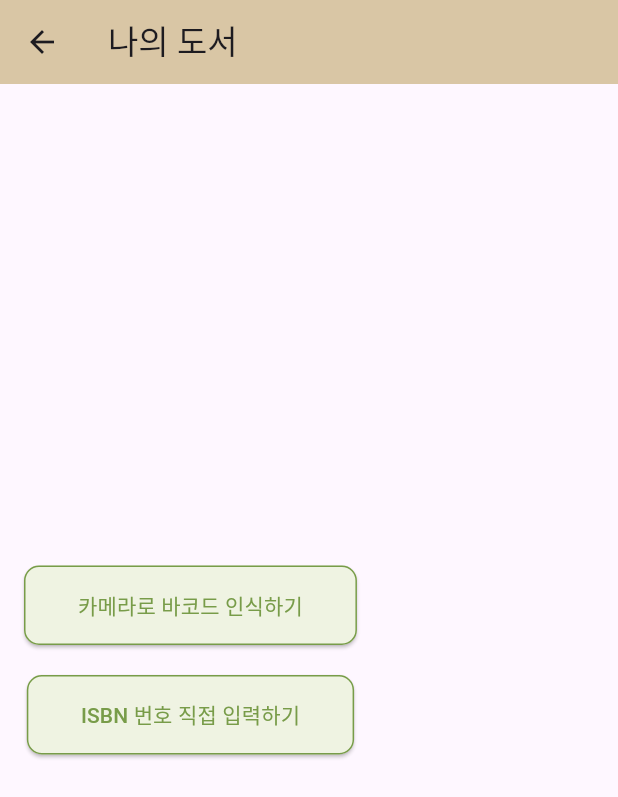
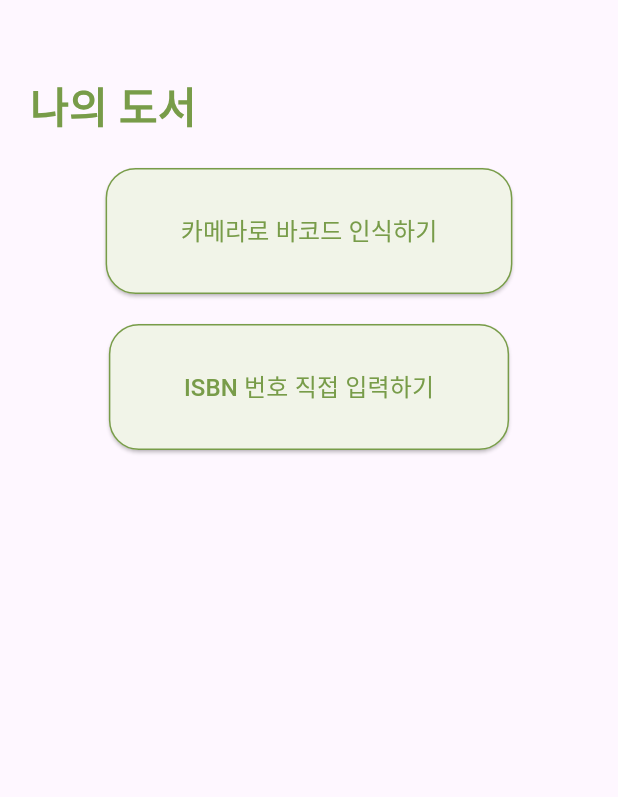
Before and after one commit to yangseoh22/capstone_bookgrow_App, a Flutter app: the MyBooks screen opened directly, scrolled down 126 dp, after a tap on "새로운 도서 등록하러 가기", on a phone screen of 412 x 824 dp. Shown: the top 797 px of the screen. Run offline on Flutter 3.47's test engine with Material 3 defaults, Android fonts, the phone set to English and light mode, and no system bars; our stand-ins replace get, logger; missing offline and left inert: barcode_scan2.

Commit message:
TASK #4 : 나의 도서 - 도서 등록 페이지를 추가하였습니다.

```diff
--- a/lib/mybooks/barcode_scan.dart
+++ b/lib/mybooks/barcode_scan.dart
@@ -1,120 +1,206 @@
 import 'package:flutter/material.dart';
 import 'package:barcode_scan2/barcode_scan2.dart';
 import 'package:logger/logger.dart';
-import 'book_info.dart';
+import 'package:http/http.dart' as http;
+import 'package:xml/xml.dart' as xml;
+import 'add_book.dart';
 
 // Logger 인스턴스 생성
 var logger = Logger();
 
-class BarcodeScanExample extends StatefulWidget {
+class BookScannerPage extends StatefulWidget {
   @override
-  _BarcodeScanExampleState createState() => _BarcodeScanExampleState();
+  _BookScannerPageState createState() => _BookScannerPageState();
 }
 
-class _BarcodeScanExampleState extends State<BarcodeScanExample> {
-  String barcode = "";  // 스캔된 바코드 결과를 저장할 변수
-  String isbnInput = "";  // 사용자가 입력한 ISBN을 저장할 변수
-  String apiUrl = "";  // ISBN으로 조합된 API URL을 저장할 변수
-  final String apiKey = "e1adc23dd4ac04e3d70203811977a0a5b98a61a61eeb7593d517e459b466cab6";  // 인증된 국립중앙도서관 API 키
-  final TextEditingController isbnController = TextEditingController();  // ISBN 입력 필드 컨트롤러
+class _BookScannerPageState extends State<BookScannerPage> {
+  String barcode = "";
+  String isbnInput = "";
+  String apiUrl = "";
+  final String apiKey = "e1adc23dd4ac04e3d70203811977a0a5b98a61a61eeb7593d517e459b466cab6";
+  final TextEditingController isbnController = TextEditingController();
 
-  // 바코드 스캔 메서드
+  Map<String, dynamic> bookInfo = {};
+  bool isLoading = false;
+  bool isCompleted = false;
+
   Future<void> scanBarcode() async {
     try {
-      logger.i("바코드 스캔 시작");  // 정보 로그
+      logger.i("바코드 스캔 시작");
       var result = await BarcodeScanner.scan();
       setState(() {
-        barcode = result.rawContent;  // 스캔된 바코드 데이터를 화면에 표시
-        isbnInput = barcode;  // 스캔된 바코드를 ISBN 입력 필드에 반영
-        apiUrl = _generateApiUrl(barcode);  // 스캔된 ISBN을 이용해 API URL 생성
-        logger.i("스캔된 바코드: $barcode");  // 정보 로그
-        logger.i("생성된 API URL: $apiUrl");  // 정보 로그
+        barcode = result.rawContent;
+        isbnInput = barcode;
+        apiUrl = _generateApiUrl(barcode);
       });
       if (apiUrl.isNotEmpty) {
-        logger.i("API 요청을 위해 페이지 이동");
-        Navigator.push(
-          context,
-          MaterialPageRoute(
-            builder: (context) => BookInfoPage(apiUrl: apiUrl),
-          ),
-        );
+        fetchBookInfo();
       }
     } catch (e) {
       setState(() {
         barcode = "바코드 인식 실패: $e";
-        logger.e("바코드 스캔 실패: $e");  // 오류 로그
+        logger.e("바코드 스캔 실패: $e");
       });
     }
   }
 
-  // ISBN 입력에 따라 API 요청
   void searchBook() {
+    if (isbnController.text.isNotEmpty) {
       setState(() {
-      apiUrl = _generateApiUrl(isbnController.text);
+        isbnInput = isbnController.text;
+        apiUrl = _generateApiUrl(isbnInput);
       });
       if (apiUrl.isNotEmpty) {
-      logger.i("ISBN 입력에 따른 API 요청: $apiUrl");
-      Navigator.push(
-        context,
-        MaterialPageRoute(
-          builder: (context) => BookInfoPage(apiUrl: apiUrl),
-        ),
-      );
+        fetchBookInfo();
+      }
     }
   }
 
-  // 국립중앙도서관 ISBN API URL 조합 메서드
   String _generateApiUrl(String isbn) {
     const baseUrl = 'https://www.nl.go.kr/NL/search/openApi/search.do';
     return '$baseUrl?key=$apiKey&kwd=$isbn';
   }
 
+  Future<void> fetchBookInfo() async {
+    setState(() {
+      isLoading = true;
+    });
+    try {
+      final response = await http.get(Uri.parse(apiUrl));
+      if (response.statusCode == 200) {
+        final document = xml.XmlDocument.parse(response.body);
+        setState(() {
+          bookInfo = {
+            'title': _getXmlElementText(document, 'title_info'),
+            'author': _getXmlElementText(document, 'author_info'),
+            'publisher': _getXmlElementText(document, 'pub_info'),
+            'publication_year': _getXmlElementText(document, 'pub_year_info'),
+            'isbn': _getXmlElementText(document, 'isbn'),
+            'format': _getXmlElementText(document, 'type_name'),
+            'genre': _getXmlElementText(document, 'kdc_name_1s'),
+            'image_url': _getXmlElementText(document, 'image_url') ?? ''
+          };
+          isLoading = false;
+        });
+      }
+    } catch (e) {
+      logger.e("API 요청 중 오류 발생: $e");
+      setState(() {
+        isLoading = false;
+      });
+    }
+  }
+
+  String _getXmlElementText(xml.XmlDocument document, String elementName) {
+    try {
+      return document.findAllElements(elementName).first.text;
+    } catch (e) {
+      return '정보 없음';
+    }
+  }
+
+  Future<void> _showIsbnInputDialog() async {
+    return showDialog<void>(
+      context: context,
+      builder: (BuildContext context) {
+        return AlertDialog(
+          title: Text('ISBN 번호 입력'),
+          content: TextField(
+            controller: isbnController,
+            keyboardType: TextInputType.number,
+            decoration: InputDecoration(hintText: 'ISBN 번호를 입력하세요'),
+          ),
+          actions: <Widget>[
+            TextButton(
+              child: Text('취소'),
+              onPressed: () {
+                Navigator.of(context).pop();
+              },
+            ),
+            TextButton(
+              child: Text('확인'),
+              onPressed: () {
+                Navigator.of(context).pop();
+                searchBook();
+              },
+            ),
+          ],
+        );
+      },
+    );
+  }
+
   @override
   Widget build(BuildContext context) {
     return Scaffold(
-      appBar: AppBar(
-        title: Text('나의 도서'), // 상단 제목
-        backgroundColor: Color(0xFFD9C6A5), // 상단 배경색
+      body: Padding(
+        padding: const EdgeInsets.all(20.0),
+        child: Column(
+          crossAxisAlignment: CrossAxisAlignment.start,
+          children: [
+            SizedBox(height: 30),
+            Text(
+              '나의 도서',
+              style: TextStyle(
+                color: Color(0xFF789C49),
+                fontSize: 28,
+                fontWeight: FontWeight.bold,
               ),
-      body: Padding(
-        padding: const EdgeInsets.all(16.0),
-        child: Column(
-          mainAxisAlignment: MainAxisAlignment.center,
-          children: [
-            // 첫 번째 버튼: 바코드 인식
-            ElevatedButton(
+            ),
+            SizedBox(height: 20),
+            Align(
+              alignment: Alignment.center,
+              child: ElevatedButton(
                 onPressed: scanBarcode,
                 style: ElevatedButton.styleFrom(
-                backgroundColor: Color(0xFFEFF3E2), // 연한 초록 배경색
-                padding: EdgeInsets.symmetric(vertical: 16.0, horizontal: 36.0),
+                  backgroundColor: Color(0xFFF1F4E8),
+                  padding: EdgeInsets.symmetric(horizontal: 50, vertical: 30),
+                  side: BorderSide(color: Color(0xFF789C49), width: 1.0),
                   shape: RoundedRectangleBorder(
-                  borderRadius: BorderRadius.circular(10),
+                    borderRadius: BorderRadius.circular(20.0),
                   ),
-                side: BorderSide(color: Color(0xFF789C49)), // 테두리 색상
                 ),
                 child: Text(
                   '카메라로 바코드 인식하기',
-                style: TextStyle(color: Color(0xFF789C49)), // 텍스트 색상
+                  style: TextStyle(fontSize: 16, color: Color(0xFF789C49)),
                 ),
               ),
-            SizedBox(height: 20), // 버튼 사이 여백
-
-            // 두 번째 버튼: ISBN 직접 입력
-            ElevatedButton(
-              onPressed: searchBook,
+            ),
+            SizedBox(height: 20),
+            Align(
+              alignment: Alignment.center,
+              child: ElevatedButton(
+                onPressed: _showIsbnInputDialog,
                 style: ElevatedButton.styleFrom(
-                backgroundColor: Color(0xFFEFF3E2),
-                padding: EdgeInsets.symmetric(vertical: 16.0, horizontal: 36.0),
+                  backgroundColor: Color(0xFFF1F4E8),
+                  padding: EdgeInsets.symmetric(horizontal: 50, vertical: 30),
+                  side: BorderSide(color: Color(0xFF789C49), width: 1.0),
                   shape: RoundedRectangleBorder(
-                  borderRadius: BorderRadius.circular(10),
+                    borderRadius: BorderRadius.circular(20.0),
                   ),
-                side: BorderSide(color: Color(0xFF789C49)),
                 ),
                 child: Text(
                   'ISBN 번호 직접 입력하기',
-                style: TextStyle(color: Color(0xFF789C49)),
+                  style: TextStyle(fontSize: 16, color: Color(0xFF789C49)),
                 ),
               ),
+            ),
+            SizedBox(height: 20),
+            isLoading
+                ? Center(child: CircularProgressIndicator())
+                : bookInfo.isNotEmpty
+                ? Expanded(
+              child: BookInfoPage(
+                bookInfo: bookInfo,
+                isCompleted: isCompleted,
+                onCompletedChange: (newValue) {
+                  setState(() {
+                    isCompleted = newValue;
+                  });
+                },
+              ),
+            )
+                : Container(),
           ],
         ),
       ),
--- a/lib/mybooks/mybooks.dart
+++ b/lib/mybooks/mybooks.dart
@@ -34,7 +34,7 @@ class _MyBooksState extends State<MyBooks> {
               alignment: Alignment.center, // 가로 방향으로 중앙 정렬
               child: ElevatedButton(
                 onPressed: () {
-                  Get.to(() => BarcodeScanExample());  // 새로운 도서 등록 로직 추가
+                  Get.to(() => BookScannerPage());  // 새로운 도서 등록 로직 추가
                 },
                 style: ElevatedButton.styleFrom(
                   backgroundColor: Color(0xFFF1F4E8),
```
Also changed, not shown: lib/mybooks/add_book.dart (added, +154 -0 lines), lib/mybooks/book_info.dart (deleted, +0 -119 lines). Lines whose indentation alone changed are shown as unchanged.
